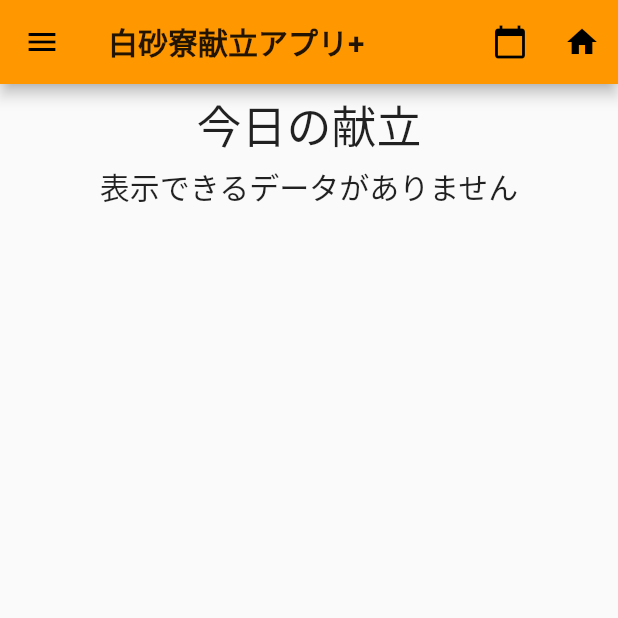
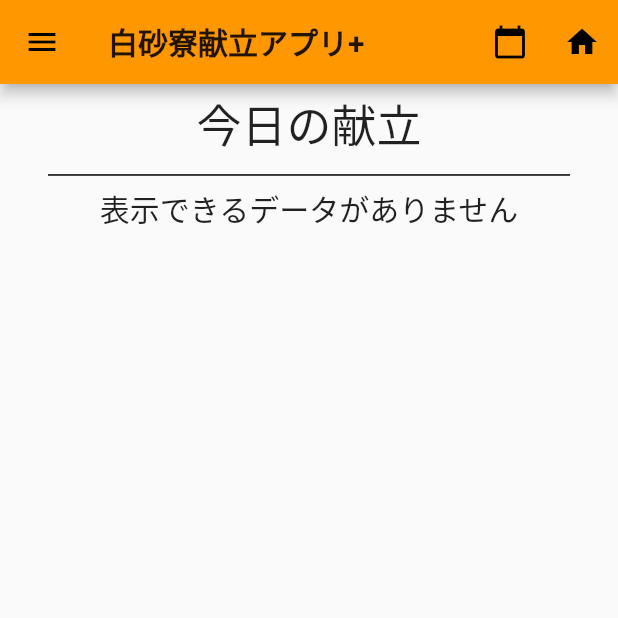
Before and after one commit to Yuta1004/ShirasunaKondateV4, a Flutter app: the screen it shows after launch, on a phone screen of 412 x 824 dp, the top half of it. Run offline on Flutter 3.47's test engine with Material 2 defaults, Android fonts, the phone set to English and light mode, and no system bars; our stand-ins replace flutter_spinkit, settings_ui, shared_preferences, sprintf, sqflite, tuple; missing offline and left inert: day_night_time_picker, grpc, marquee_widget, protobuf; accounts and stored records are empty; statements that could not run were skipped.

Commit message:
[add](app) 日付表示と献立ListViewの間にDividerを追加
一回消したけどやっぱり必要そう

```diff
--- a/app/lib/pages/home_page/home_page.dart
+++ b/app/lib/pages/home_page/home_page.dart
@@ -73,6 +73,12 @@ class _HomePageState extends State<HomePage> {
                                         ),
                                     ),
                                 ),
+                            ),
+                            Divider(
+                                thickness: 1,
+                                indent: 32,
+                                endIndent: 32,
+                                color: Colors.black,
                             ),
                             Flexible(
                                 flex : 93,
```
